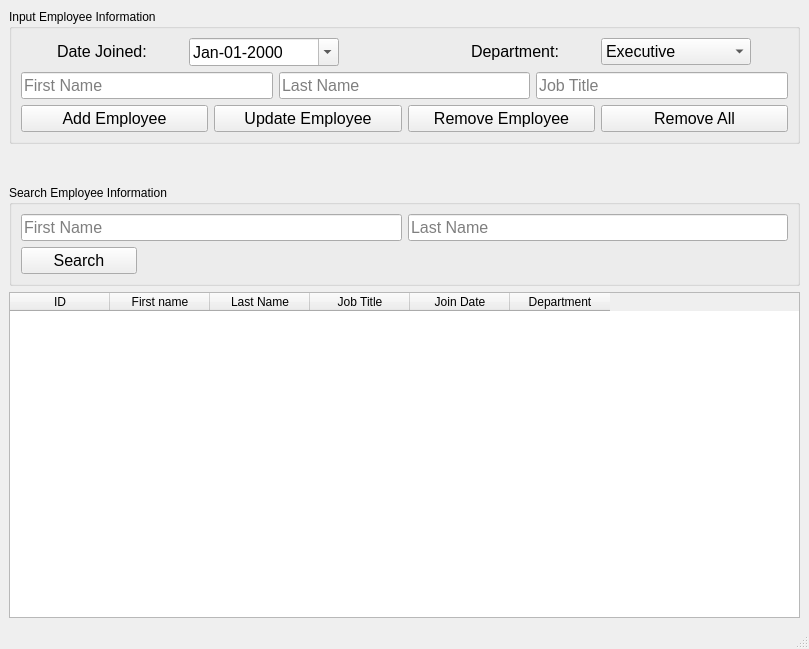
The window that main.ui (BrianHammond/Simple_SQL_Program) describes before a commit, drawn with Qt 5.
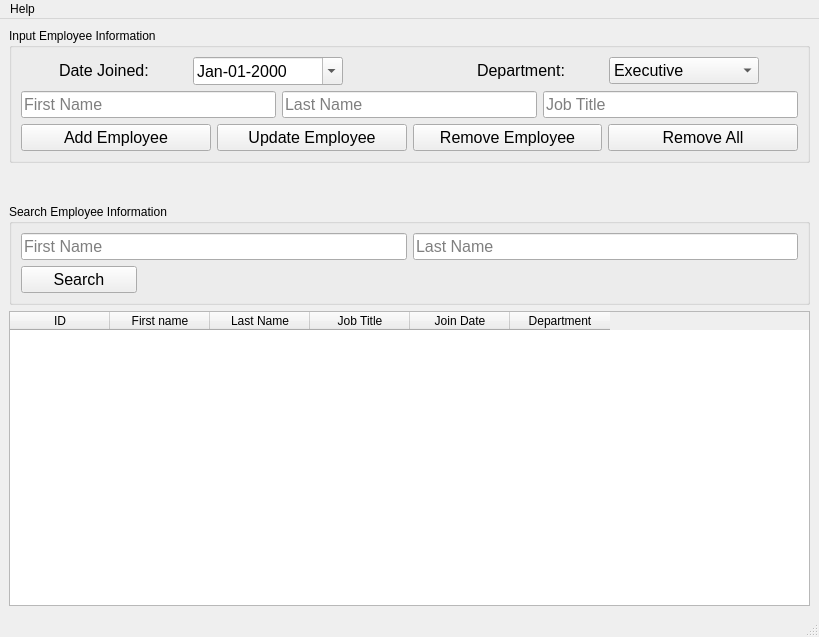
The same window after the commit. Icons and pictures are not drawn.

```diff
--- a/main.ui
+++ b/main.ui
@@ -6,8 +6,8 @@
    <rect>
     <x>0</x>
     <y>0</y>
-    <width>809</width>
-    <height>649</height>
+    <width>819</width>
+    <height>637</height>
    </rect>
   </property>
   <property name="windowTitle">
@@ -381,15 +381,27 @@
     </item>
    </layout>
   </widget>
-  <widget class="QMenuBar" name="menubar">
+  <widget class="QStatusBar" name="statusbar">
+   <property name="enabled">
+    <bool>false</bool>
+   </property>
+  </widget>
+  <widget class="QMenuBar" name="menuBar">
    <property name="geometry">
     <rect>
      <x>0</x>
      <y>0</y>
-     <width>809</width>
+     <width>819</width>
      <height>21</height>
     </rect>
    </property>
+   <widget class="QMenu" name="menu_help">
+    <property name="title">
+     <string>Help</string>
+    </property>
+    <addaction name="action_about"/>
+   </widget>
+   <addaction name="menu_help"/>
   </widget>
   <widget class="QStatusBar" name="statusbar"/>
  </widget>
```
Left out of the diff: 6 changed lines with no effect on the pictures.
